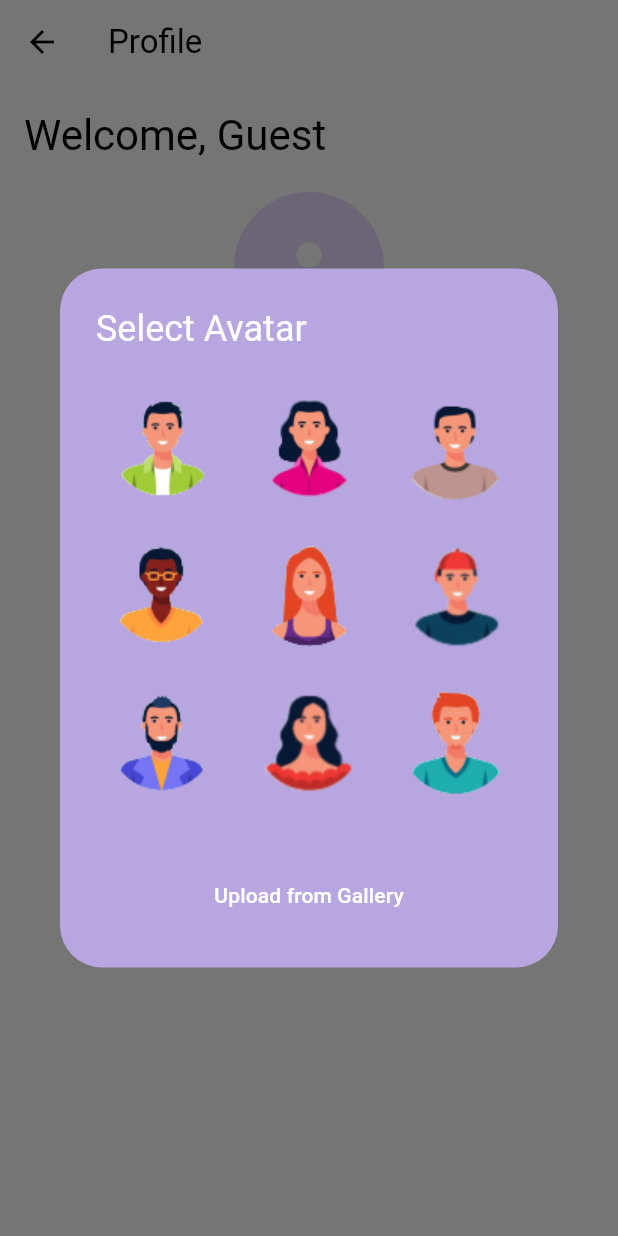
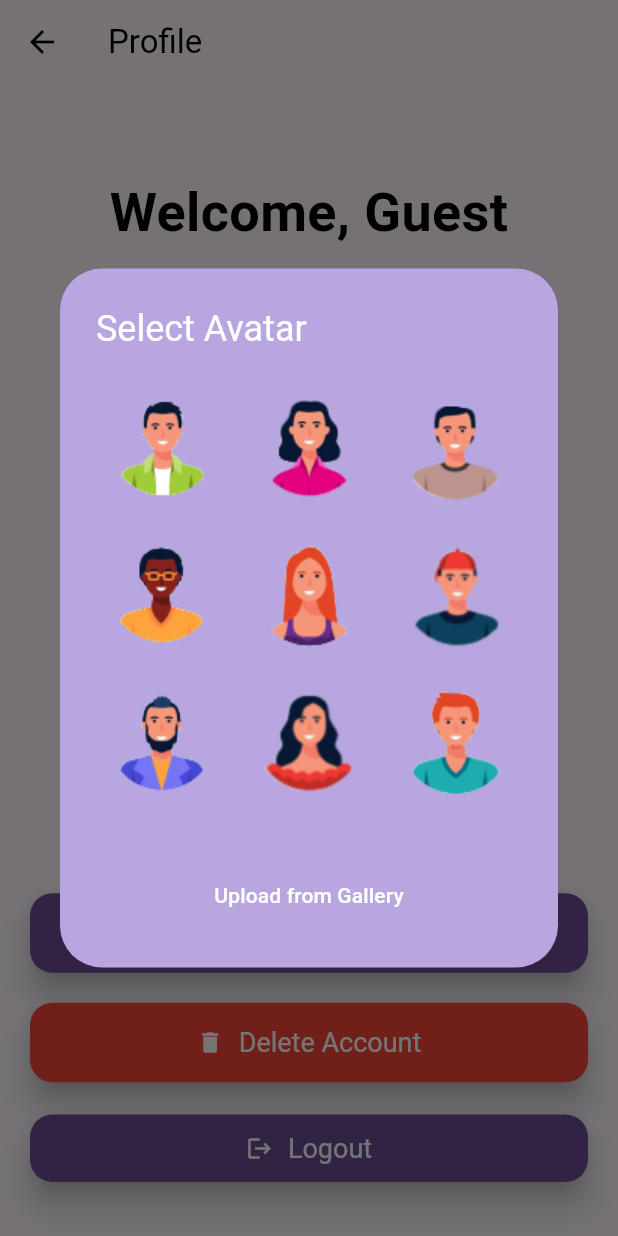
Before and after one commit to Gamakichii/sulyap_kapampangan-og, a Flutter app: the ProfilePage screen opened by its route, after a tap on the "person" icon, on a phone screen of 412 x 824 dp. Run offline on Flutter 3.47's test engine with Material 3 defaults, Android fonts, the phone set to English and light mode, and no system bars; our stand-ins replace cloud_firestore, firebase_core, google_fonts, image_picker, objectbox; accounts and stored records are empty; generated files the repository leaves out were written again.

Commit message:
Profile Page UI

```diff
--- a/lib/screens/profile_page.dart
+++ b/lib/screens/profile_page.dart
@@ -11,33 +11,55 @@ class ProfilePage extends StatefulWidget {
   _ProfilePageState createState() => _ProfilePageState();
 }
 
-class _ProfilePageState extends State<ProfilePage> {
+class _ProfilePageState extends State<ProfilePage>
+    with SingleTickerProviderStateMixin {
   String? selectedAvatar;
   File? _imageFile; // To store the selected image file
   late String username; // Initialize username
   late Map<String, dynamic> userData; // Initialize userData
+  bool _isLoading = false; // Loading state
 
   // ImagePicker instance
   final ImagePicker _picker = ImagePicker();
+  late AnimationController _controller;
+  late Animation<double> _animation;
+
+  @override
+  void initState() {
+    super.initState();
+    _controller = AnimationController(
+      duration: const Duration(seconds: 1),
+      vsync: this,
+    )..forward(); // Start the animation
+    _animation = CurvedAnimation(
+      parent: _controller,
+      curve: Curves.easeIn,
+    );
+  }
 
   @override
   void didChangeDependencies() {
     super.didChangeDependencies();
-    final routeArgs = ModalRoute.of(context)?.settings.arguments as Map<String, dynamic>?;
+    final routeArgs =
+        ModalRoute.of(context)?.settings.arguments as Map<String, dynamic>?;
 
     if (routeArgs == null) {
-      // Handle the case where no user data is provided
       username = 'Guest'; // Default value if no username is provided
       userData = {}; // Default empty map if no userData is provided
     } else {
       username = routeArgs['username'] as String; // Extract username
-      userData = routeArgs['userData'] as Map<String, dynamic>; // Extract userData
-      selectedAvatar = userData['avatar']; // Set the selected avatar from userData
+      userData =
+          routeArgs['userData'] as Map<String, dynamic>; // Extract userData
+      selectedAvatar =
+          userData['avatar']; // Set the selected avatar from userData
     }
   }
 
   // Method to allow user to pick an image from the gallery
   Future<void> _pickImageFromGallery() async {
+    setState(() {
+      _isLoading = true; // Show loading indicator
+    });
     final pickedFile = await _picker.pickImage(source: ImageSource.gallery);
 
     if (pickedFile != null) {
@@ -46,6 +68,9 @@ class _ProfilePageState extends State<ProfilePage> {
         selectedAvatar = null; // Reset avatar when a custom image is selected
       });
     }
+    setState(() {
+      _isLoading = false; // Hide loading indicator
+    });
   }
 
   // List of available avatar image paths
@@ -67,8 +92,8 @@ class _ProfilePageState extends State<ProfilePage> {
       context: context,
       builder: (context) {
         return AlertDialog(
-          backgroundColor: Color(0xFFB7A6E0),
-          title: Text(
+          backgroundColor: const Color(0xFFB7A6E0),
+          title: const Text(
             'Select Avatar',
             style: TextStyle(color: Colors.white),
           ),
@@ -79,7 +104,8 @@ class _ProfilePageState extends State<ProfilePage> {
               children: [
                 Expanded(
                   child: GridView.builder(
-                    gridDelegate: SliverGridDelegateWithFixedCrossAxisCount(
+                    gridDelegate:
+                        const SliverGridDelegateWithFixedCrossAxisCount(
                       crossAxisCount: 3, // Number of avatars per row
                       crossAxisSpacing: 10,
                       mainAxisSpacing: 10,
@@ -91,13 +117,24 @@ class _ProfilePageState extends State<ProfilePage> {
                         onTap: () {
                           setState(() {
                             selectedAvatar = avatarPath;
-                            userData['avatar'] = selectedAvatar; // Set selected avatar
-                            _imageFile = null; // Reset custom image when an avatar is selected
+                            userData['avatar'] =
+                                selectedAvatar; // Set selected avatar
+                            _imageFile =
+                                null; // Reset custom image when an avatar is selected
                           });
-                          _saveAvatarToDatabase(selectedAvatar!); // Save to database
+                          _saveAvatarToDatabase(
+                              selectedAvatar!); // Save to database
                           Navigator.pop(context); // Close the dialog
                         },
-                        child: Image.asset(avatarPath),
+                        child: Container(
+                          decoration: BoxDecoration(
+                            border: selectedAvatar == avatarPath
+                                ? Border.all(color: Colors.blue, width: 3)
+                                : null,
+                            borderRadius: BorderRadius.circular(10),
+                          ),
+                          child: Image.asset(avatarPath),
+                        ),
                       );
                     },
                   ),
@@ -107,7 +144,7 @@ class _ProfilePageState extends State<ProfilePage> {
                     Navigator.pop(context);
                     _pickImageFromGallery(); // Pick image from gallery
                   },
-                  child: Text(
+                  child: const Text(
                     'Upload from Gallery',
                     style: TextStyle(color: Colors.white),
                   ),
@@ -142,6 +179,73 @@ class _ProfilePageState extends State<ProfilePage> {
     }
   }
 
+  // Method to edit bio
+  void _editBio() {
+    final TextEditingController bioController =
+        TextEditingController(text: userData['bio']);
+
+    showDialog(
+      context: context,
+      builder: (context) {
+        return AlertDialog(
+          backgroundColor: const Color(
+              0xFFB7A6E0), // Match the avatar selection dialog color
+          title: const Text('Edit Bio', style: TextStyle(color: Colors.white)),
+          content: TextField(
+            controller: bioController,
+            decoration: const InputDecoration(
+                hintText: 'Enter your bio',
+                hintStyle: TextStyle(color: Colors.white70)),
+            maxLines: 3,
+            style: const TextStyle(color: Colors.white), // Text color
+          ),
+          actions: [
+            TextButton(
+              onPressed: () {
+                Navigator.pop(context); // Close the dialog
+              },
+              child:
+                  const Text('Cancel', style: TextStyle(color: Colors.white)),
+            ),
+            TextButton(
+              onPressed: () async {
+                String newBio = bioController.text;
+                setState(() {
+                  userData['bio'] = newBio; // Update local userData
+                });
+                await _saveBioToDatabase(newBio); // Save to database
+                Navigator.pop(context); // Close the dialog
+              },
+              child: const Text('Save', style: TextStyle(color: Colors.white)),
+            ),
+          ],
+        );
+      },
+    );
+  }
+
+  // Method to save bio to the database
+  Future<void> _saveBioToDatabase(String bio) async {
+    final usersCollection = FirebaseFirestore.instance.collection('users');
+
+    try {
+      // Update the user's bio in Firestore using the username
+      await usersCollection
+          .where('username', isEqualTo: username)
+          .limit(1) // Limit to one user
+          .get()
+          .then((snapshot) {
+        if (snapshot.docs.isNotEmpty) {
+          // Update the specific document with the new bio
+          snapshot.docs.first.reference.update({'bio': bio});
+        }
+      });
+    } catch (e) {
+      print('Error updating bio: $e');
+      _showErrorDialog(context, 'Error', 'Failed to update bio.');
+    }
+  }
+
   // Method to delete account
   Future<void> _deleteAccount(BuildContext context) async {
     final usersCollection = FirebaseFirestore.instance.collection('users');
@@ -150,28 +254,31 @@ class _ProfilePageState extends State<ProfilePage> {
     final confirm = await showDialog<bool>(
       context: context,
       builder: (context) => AlertDialog(
-        title: Text(
+        title: const Text(
           'Delete Account',
           style: TextStyle(color: Colors.black),
         ),
-        content: Text(
+        content: const Text(
           'Are you sure you want to delete your account?',
           style: TextStyle(color: Colors.black),
         ),
         actions: [
           TextButton(
             onPressed: () => Navigator.pop(context, false), // Cancel
-            child: Text('No', style: TextStyle(color: Colors.black)),
+            child: const Text('No', style: TextStyle(color: Colors.black)),
           ),
           TextButton(
             onPressed: () => Navigator.pop(context, true), // Confirm
-            child: Text('Yes', style: TextStyle(color: Colors.black)),
+            child: const Text('Yes', style: TextStyle(color: Colors.black)),
           ),
         ],
       ),
     );
 
     if (confirm == true) {
+      setState(() {
+        _isLoading = true; // Show loading indicator
+      });
       try {
         // Find the user by username and delete the document
         final querySnapshot = await usersCollection
@@ -185,12 +292,16 @@ class _ProfilePageState extends State<ProfilePage> {
           Navigator.pushNamedAndRemoveUntil(
             context,
             '/login',
-                (route) => false, // Remove all routes from the stack
+            (route) => false, // Remove all routes from the stack
           );
         }
       } catch (e) {
         print('Error deleting account: $e');
         _showErrorDialog(context, 'Error', 'Failed to delete the account.');
+      } finally {
+        setState(() {
+          _isLoading = false; // Hide loading indicator
+        });
       }
     }
   }
@@ -200,12 +311,12 @@ class _ProfilePageState extends State<ProfilePage> {
     showDialog(
       context: context,
       builder: (context) => AlertDialog(
-        title: Text(title, style: TextStyle(color: Colors.black)),
-        content: Text(message, style: TextStyle(color: Colors.black)),
+        title: Text(title, style: const TextStyle(color: Colors.black)),
+        content: Text(message, style: const TextStyle(color: Colors.black)),
         actions: [
           TextButton(
             onPressed: () => Navigator.pop(context),
-            child: Text('OK', style: TextStyle(color: Colors.black)),
+            child: const Text('OK', style: TextStyle(color: Colors.black)),
           ),
         ],
       ),
@@ -219,146 +330,167 @@ class _ProfilePageState extends State<ProfilePage> {
     Navigator.pushNamedAndRemoveUntil(
       context,
       '/login',
-          (route) => false, // Remove all routes from the stack
+      (route) => false, // Remove all routes from the stack
     );
   }
 
   @override
   Widget build(BuildContext context) {
     return Scaffold(
-      backgroundColor: Colors.white, // Changed background color to white
       appBar: AppBar(
-        title: Text('Profile', style: TextStyle(color: Colors.black)),
+        title: const Text('Profile', style: TextStyle(color: Colors.black)),
         backgroundColor: Colors.transparent,
         elevation: 0,
         systemOverlayStyle: SystemUiOverlayStyle.light,
-        iconTheme: IconThemeData(color: Colors.black),
+        iconTheme: const IconThemeData(color: Colors.black),
+        leading: IconButton(
+          icon: const Icon(Icons.arrow_back),
+          onPressed: () {
+            Navigator.pop(context); // Go back to the previous screen
+          },
+        ),
       ),
       body: SafeArea(
         child: Padding(
-          padding: const EdgeInsets.all(16.0),
+          padding: const EdgeInsets.all(20.0),
           child: Column(
-            crossAxisAlignment: CrossAxisAlignment.start,
+            crossAxisAlignment: CrossAxisAlignment.center,
             children: [
+              const SizedBox(height: 40), // Add space at the top
+              FadeTransition(
+                opacity: _animation,
+                child: Text(
+                  'Welcome, $username', // Use extracted username
+                  style: const TextStyle(
+                    fontSize: 36, // Increased font size for prominence
+                    fontWeight: FontWeight.bold,
+                    color: Colors.black,
+                  ),
+                  textAlign: TextAlign.center, // Center the text
+                ),
+              ),
+              const SizedBox(height: 20),
+              GestureDetector(
+                onTap:
+                    _showAvatarSelectionDialog, // Open avatar selection or image picker
+                child: CircleAvatar(
+                  radius: 120, // Increased size for prominence
+                  backgroundImage: _imageFile != null
+                      ? FileImage(_imageFile!) // Display the selected image
+                      : selectedAvatar != null
+                          ? AssetImage(
+                              selectedAvatar!) // Display selected avatar
+                          : null,
+                  child: _imageFile == null && selectedAvatar == null
+                      ? const Icon(Icons.person,
+                          size: 80, color: Colors.white70) // Default icon
+                      : null,
+                ),
+              ),
+              const SizedBox(height: 30),
+              // Display the user's bio content only
               Text(
-                'Welcome, $username', // Use extracted username
-                style: Theme.of(context).textTheme.headlineMedium?.copyWith(
+                userData['bio'] ??
+                    'No bio available', // Access bio from userData
+                style: const TextStyle(
+                  fontSize: 18,
                   color: Colors.black,
                 ),
               ),
-              SizedBox(height: 20),
-              Center(
-                child: GestureDetector(
-                  onTap: _showAvatarSelectionDialog, // Open avatar selection or image picker
-                  child: CircleAvatar(
-                    radius: 50,
-                    backgroundImage: _imageFile != null
-                        ? FileImage(_imageFile!) // Display the selected image
-                        : selectedAvatar != null
-                        ? AssetImage(selectedAvatar!) // Display selected avatar
-                        : null,
-                    child: _imageFile == null && selectedAvatar == null
-                        ? Icon(Icons.person, size: 50, color: Colors.white) // Default icon
-                        : null,
-                  ),
-                ),
+              const SizedBox(height: 20),
+              ElevatedButton(
+                onPressed: _editBio, // Call edit bio function
+                child: const Text('Edit Bio'),
               ),
-              SizedBox(height: 20),
+              const SizedBox(height: 30),
               Expanded(
                 child: Center(
                   child: Column(
                     mainAxisSize: MainAxisSize.min,
                     children: [
-                      ElevatedButton(
-                        style: ElevatedButton.styleFrom(
-                          backgroundColor: Colors.transparent,
-                          shadowColor: Colors.transparent,
-                          shape: RoundedRectangleBorder(
-                            borderRadius: BorderRadius.circular(15),
-                          ),
-                          side: BorderSide(
-                            color: Colors.black.withOpacity(0.5),
-                            width: 1,
-                          ),
-                        ),
+                      _buildProfileButton(
+                        label: 'Update Password',
                         onPressed: () {
                           Navigator.pushNamed(
                             context,
                             '/updatePassword',
-                            arguments: username, // Pass username to update password
+                            arguments:
+                                username, // Pass username to update password
                           );
                         },
-                        child: Padding(
-                          padding: const EdgeInsets.all(12.0),
-                          child: Text(
-                            'Update Password',
-                            style: TextStyle(
-                              color: Colors.black,
-                              fontSize: 16,
-                            ),
-                          ),
-                        ),
+                        icon: Icons.lock, // Icon for Update Password
                       ),
-                      SizedBox(height: 20),
-                      ElevatedButton(
-                        style: ElevatedButton.styleFrom(
-                          backgroundColor: Colors.transparent,
-                          shadowColor: Colors.transparent,
-                          shape: RoundedRectangleBorder(
-                            borderRadius: BorderRadius.circular(15),
-                          ),
-                          side: BorderSide(
-                            color: Colors.red.withOpacity(0.5),
-                            width: 1,
-                          ),
-                        ),
-                        onPressed: () => _deleteAccount(context), // Call delete account logic
-                        child: Padding(
-                          padding: const EdgeInsets.all(12.0),
-                          child: Text(
-                            'Delete Account',
-                            style: TextStyle(
-                              color: Colors.red,
-                              fontSize: 16,
-                            ),
-                          ),
-                        ),
+                      const SizedBox(height: 20),
+                      _buildProfileButton(
+                        label: 'Delete Account',
+                        onPressed: () => _deleteAccount(
+                            context), // Call delete account logic
+                        color: Colors.red,
+                        icon: Icons.delete, // Icon for Delete Account
                       ),
-                      SizedBox(height: 20),
-                      ElevatedButton(
-                        style: ElevatedButton.styleFrom(
-                          backgroundColor: Colors.transparent,
-                          shadowColor: Colors.transparent,
-                          shape: RoundedRectangleBorder(
-                            borderRadius: BorderRadius.circular(15),
-                          ),
-                          side: BorderSide(
-                            color: Colors.black.withOpacity(0.5),
-                            width: 1,
-                          ),
-                        ),
+                      const SizedBox(height: 20),
+                      _buildProfileButton(
+                        label: 'Logout',
                         onPressed: () {
                           _logout(context); // Logout logic
                         },
-                        child: Padding(
-                          padding: const EdgeInsets.all(12.0),
-                          child: Text(
-                            'Logout',
-                            style: TextStyle(
-                              color: Colors.black,
-                              fontSize: 16,
-                            ),
-                          ),
-                        ),
+                        icon: Icons.logout, // Icon for Logout
+                        isSmall:
+                            true, // Indicate that this button should be smaller
                       ),
                     ],
                   ),
                 ),
               ),
+              if (_isLoading) // Show loading indicator if loading
+                const CircularProgressIndicator(),
             ],
           ),
         ),
       ),
     );
   }
+
+  // Helper method to build profile buttons with icons
+  Widget _buildProfileButton({
+    required String label,
+    required VoidCallback onPressed,
+    Color? color,
+    required IconData icon,
+    bool isSmall =
+        false, // New parameter to indicate if the button should be smaller
+  }) {
+    return SizedBox(
+      width: double.infinity, // Make button full width
+      child: ElevatedButton(
+        onPressed: onPressed,
+        style: ElevatedButton.styleFrom(
+          backgroundColor: color ?? const Color(0xFF6A4C93), // Default color
+          shape: RoundedRectangleBorder(
+            borderRadius: BorderRadius.circular(15),
+          ),
+          padding: EdgeInsets.symmetric(
+            vertical:
+                isSmall ? 12 : 16, // Smaller padding for the logout button
+            horizontal: 30,
+          ),
+          elevation: 8,
+        ),
+        child: Row(
+          mainAxisAlignment: MainAxisAlignment.center,
+          children: [
+            Icon(icon, color: Colors.white), // Icon for the button
+            const SizedBox(width: 10), // Space between icon and text
+            Text(
+              label,
+              style: const TextStyle(
+                fontSize: 18,
+                color: Colors.white,
+              ),
+            ),
+          ],
+        ),
+      ),
+    );
+  }
 }
```
